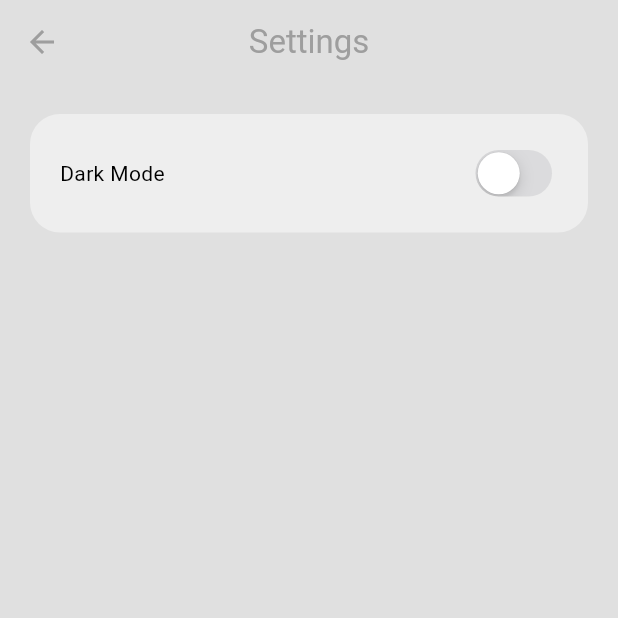
After one commit to soufrabi/mhko_chat_app, a Flutter app: the HomePage screen opened by its route, after a tap on the "menu" icon, after a tap on "SETTINGS", on a phone screen of 412 x 824 dp, the top half of it. The commit adds this screen. Run offline on Flutter 3.47's test engine with Material 3 defaults, Android fonts, the phone set to English and light mode, and no system bars.

Commit message:
Create SettingsPage

```diff
--- a/lib/features/home/presentation/home_page.dart
+++ b/lib/features/home/presentation/home_page.dart
@@ -1,5 +1,6 @@
 import 'package:flutter/material.dart';
 import 'package:mhko_chat_app/features/chat/presentation/chat_page.dart';
+import 'package:mhko_chat_app/features/settings/presentation/settings_page.dart';
 
 class HomePage extends StatelessWidget {
   final List<String> userEmails = [
@@ -98,14 +99,24 @@ class HomePage extends StatelessWidget {
                 color: Theme.of(context).colorScheme.primary,
               ),
             ),
-            ListTile(
+            GestureDetector(
+              onTap: () {
+                Navigator.of(context).push(
+                  MaterialPageRoute(
+                    builder: (context) => SettingsPage(),
+                  ),
+                );
+              },
+              child: ListTile(
                 title: Text(
                   "SETTINGS",
-                style: TextStyle(color: Theme.of(context).colorScheme.primary),
+                  style:
+                      TextStyle(color: Theme.of(context).colorScheme.primary),
                 ),
                 leading: Icon(
                   Icons.settings,
                   color: Theme.of(context).colorScheme.primary,
+                ),
               ),
             ),
             ListTile(
--- /dev/null
+++ b/lib/features/settings/presentation/settings_page.dart
@@ -0,0 +1,48 @@
+import 'package:flutter/cupertino.dart';
+import 'package:flutter/material.dart';
+
+class SettingsPage extends StatefulWidget {
+  const SettingsPage({super.key});
+
+  @override
+  State<SettingsPage> createState() => _SettingsPageState();
+}
+
+class _SettingsPageState extends State<SettingsPage> {
+  bool _isDarkMode = false;
+
+  @override
+  Widget build(BuildContext context) {
+    return Scaffold(
+      // backgroundColor: Theme.of(context).colorScheme.surface,
+      appBar: AppBar(
+        backgroundColor: Colors.transparent,
+        foregroundColor: Colors.grey,
+        centerTitle: true,
+        title: const Text("Settings"),
+      ),
+      body: Container(
+        margin: const EdgeInsets.all(20.0),
+        padding: const EdgeInsets.all(20.0),
+        decoration: BoxDecoration(
+          color: Theme.of(context).colorScheme.secondary,
+          borderRadius: BorderRadius.circular(20.0),
+        ),
+        child: Row(
+          mainAxisAlignment: MainAxisAlignment.spaceBetween,
+          children: [
+            const Text("Dark Mode"),
+            CupertinoSwitch(
+              value: _isDarkMode,
+              onChanged: (value) {
+                setState(() {
+                  _isDarkMode = value;
+                });
+              },
+            ),
+          ],
+        ),
+      ),
+    );
+  }
+}
```
Lines whose indentation alone changed are shown as unchanged.
